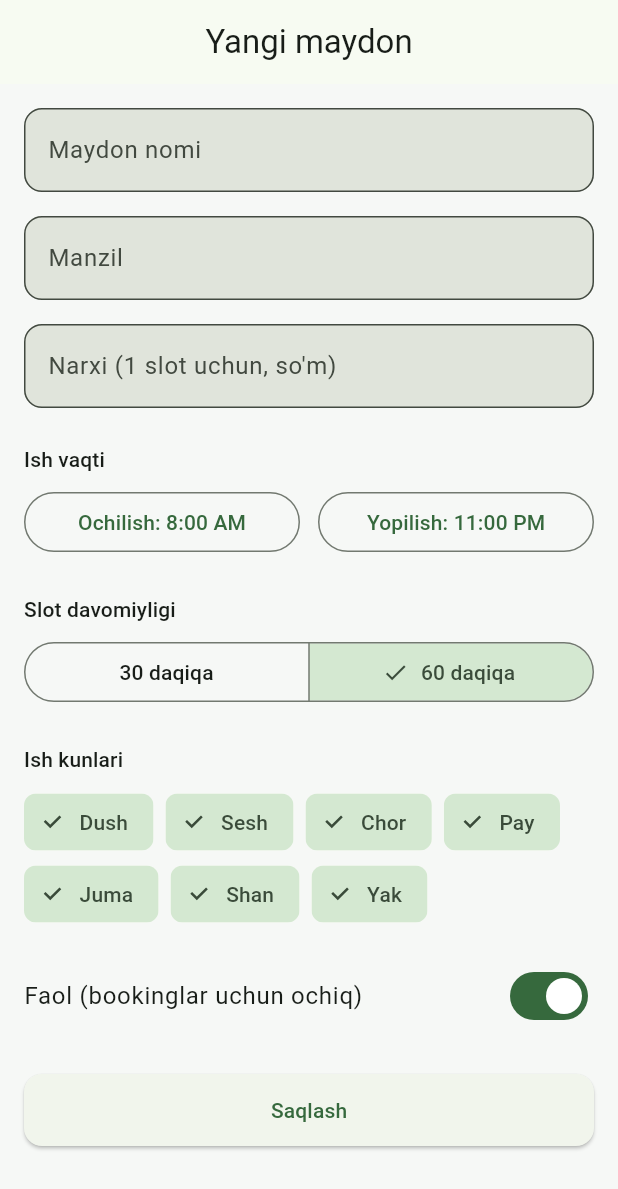
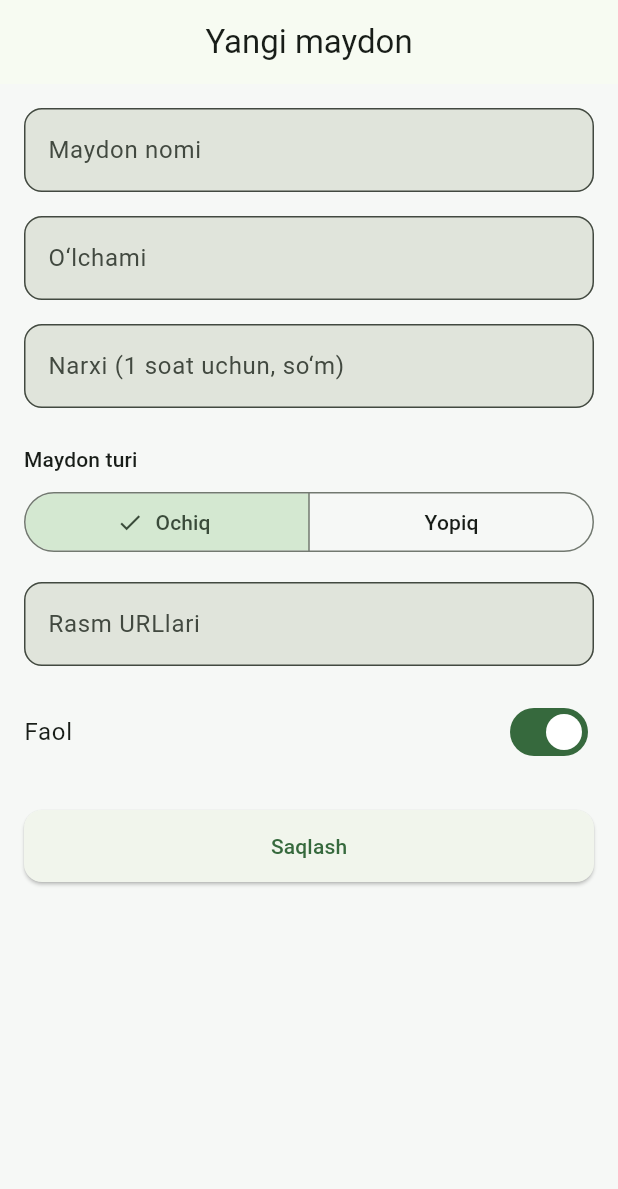
Before and after one commit to Kamoliddinmirzaboyev05/gobron, a Flutter app: the FieldFormScreen screen opened by its route, on a phone screen of 412 x 824 dp. Shown: the top 1189 px of the screen. Run offline on Flutter 3.47's test engine with Material 3 defaults, Android fonts, the phone set to English and light mode, and no system bars; our stand-ins replace dio, flutter_dotenv, flutter_riverpod, flutter_secure_storage, go_router; accounts and stored records are empty.

Commit message:
feat: build field owner admin UI

```diff
--- a/gobron-flutter-admin/lib/features/fields/presentation/field_form_screen.dart
+++ b/gobron-flutter-admin/lib/features/fields/presentation/field_form_screen.dart
@@ -4,9 +4,6 @@ import 'package:flutter_riverpod/flutter_riverpod.dart';
 import '../fields_controller.dart';
 import '../models/field.dart';
 
-/// Create/edit form for a field's profile and scheduling config
-/// (opening/closing time, slot duration, working days) — drives the
-/// backend's Slot Generation Engine.
 class FieldFormScreen extends ConsumerStatefulWidget {
   const FieldFormScreen({super.key, this.field});
 
@@ -19,12 +16,10 @@ class FieldFormScreen extends ConsumerStatefulWidget {
 class _FieldFormScreenState extends ConsumerState<FieldFormScreen> {
   final _formKey = GlobalKey<FormState>();
   late final TextEditingController _nameController;
-  late final TextEditingController _addressController;
   late final TextEditingController _priceController;
-  late TimeOfDay _opening;
-  late TimeOfDay _closing;
-  late int _slotDuration;
-  late Set<int> _workingDays;
+  late final TextEditingController _sizeController;
+  late final TextEditingController _imagesController;
+  late String _surfaceType;
   late bool _isActive;
   bool _saving = false;
 
@@ -35,49 +30,39 @@ class _FieldFormScreenState extends ConsumerState<FieldFormScreen> {
     super.initState();
     final f = widget.field;
     _nameController = TextEditingController(text: f?.name ?? '');
-    _addressController = TextEditingController(text: f?.address ?? '');
-    _priceController = TextEditingController(text: f?.pricePerSlot.toStringAsFixed(0) ?? '');
-    _opening = f?.openingTime ?? const TimeOfDay(hour: 8, minute: 0);
-    _closing = f?.closingTime ?? const TimeOfDay(hour: 23, minute: 0);
-    _slotDuration = f?.slotDuration ?? 60;
-    _workingDays = (f?.workingDays ?? const [0, 1, 2, 3, 4, 5, 6]).toSet();
+    _priceController = TextEditingController(
+      text: f?.pricePerHour.toStringAsFixed(0) ?? '',
+    );
+    _sizeController = TextEditingController(text: f?.size ?? '');
+    _imagesController = TextEditingController(text: f?.images.join(', ') ?? '');
+    _surfaceType = f?.surfaceType ?? 'open';
     _isActive = f?.isActive ?? true;
   }
 
   @override
   void dispose() {
     _nameController.dispose();
-    _addressController.dispose();
     _priceController.dispose();
+    _sizeController.dispose();
+    _imagesController.dispose();
     super.dispose();
-  }
-
-  Future<void> _pickTime(bool isOpening) async {
-    final picked = await showTimePicker(
-      context: context,
-      initialTime: isOpening ? _opening : _closing,
-    );
-    if (picked == null) return;
-    setState(() => isOpening ? _opening = picked : _closing = picked);
   }
 
   Future<void> _submit() async {
     if (!_formKey.currentState!.validate()) return;
-    if (_workingDays.isEmpty) {
-      ScaffoldMessenger.of(context)
-          .showSnackBar(const SnackBar(content: Text('Kamida bitta ish kunini tanlang')));
-      return;
-    }
-
     final field = Field(
       id: widget.field?.id,
       name: _nameController.text.trim(),
-      address: _addressController.text.trim().isEmpty ? null : _addressController.text.trim(),
-      openingTime: _opening,
-      closingTime: _closing,
-      slotDuration: _slotDuration,
-      workingDays: _workingDays.toList()..sort(),
-      pricePerSlot: double.parse(_priceController.text.trim()),
+      size: _sizeController.text.trim().isEmpty
+          ? null
+          : _sizeController.text.trim(),
+      surfaceType: _surfaceType,
+      pricePerHour: double.parse(_priceController.text.trim()),
+      images: _imagesController.text
+          .split(',')
+          .map((s) => s.trim())
+          .where((s) => s.isNotEmpty)
+          .toList(),
       peakPriceMultiplier: widget.field?.peakPriceMultiplier ?? 1.0,
       isActive: _isActive,
     );
@@ -85,14 +70,18 @@ class _FieldFormScreenState extends ConsumerState<FieldFormScreen> {
     setState(() => _saving = true);
     try {
       if (_isEditing) {
-        await ref.read(fieldsControllerProvider.notifier).updateField(widget.field!.id!, field);
+        await ref
+            .read(fieldsControllerProvider.notifier)
+            .updateField(widget.field!.id!, field);
       } else {
         await ref.read(fieldsControllerProvider.notifier).create(field);
       }
       if (mounted) Navigator.of(context).pop();
     } catch (e) {
       if (mounted) {
-        ScaffoldMessenger.of(context).showSnackBar(SnackBar(content: Text('Xatolik: $e')));
+        ScaffoldMessenger.of(
+          context,
+        ).showSnackBar(SnackBar(content: Text('Xatolik: $e')));
       }
     } finally {
       if (mounted) setState(() => _saving = false);
@@ -102,7 +91,9 @@ class _FieldFormScreenState extends ConsumerState<FieldFormScreen> {
   @override
   Widget build(BuildContext context) {
     return Scaffold(
-      appBar: AppBar(title: Text(_isEditing ? 'Maydonni tahrirlash' : 'Yangi maydon')),
+      appBar: AppBar(
+        title: Text(_isEditing ? 'Maydonni tahrirlash' : 'Yangi maydon'),
+      ),
       body: Form(
         key: _formKey,
         child: ListView(
@@ -111,78 +102,54 @@ class _FieldFormScreenState extends ConsumerState<FieldFormScreen> {
             TextFormField(
               controller: _nameController,
               decoration: const InputDecoration(labelText: 'Maydon nomi'),
-              validator: (v) => (v == null || v.trim().isEmpty) ? 'Nomini kiriting' : null,
+              validator: (v) =>
+                  (v == null || v.trim().isEmpty) ? 'Nomini kiriting' : null,
             ),
             const SizedBox(height: 16),
             TextFormField(
-              controller: _addressController,
-              decoration: const InputDecoration(labelText: 'Manzil'),
+              controller: _sizeController,
+              decoration: const InputDecoration(
+                labelText: 'O‘lchami',
+                hintText: '20x30',
+              ),
             ),
             const SizedBox(height: 16),
             TextFormField(
               controller: _priceController,
               keyboardType: TextInputType.number,
-              decoration: const InputDecoration(labelText: 'Narxi (1 slot uchun, so\'m)'),
+              decoration: const InputDecoration(
+                labelText: 'Narxi (1 soat uchun, so‘m)',
+              ),
               validator: (v) {
                 if (v == null || v.trim().isEmpty) return 'Narxini kiriting';
-                return double.tryParse(v.trim()) == null ? 'Raqam kiriting' : null;
+                return double.tryParse(v.trim()) == null
+                    ? 'Raqam kiriting'
+                    : null;
               },
             ),
             const SizedBox(height: 24),
-            Text('Ish vaqti', style: Theme.of(context).textTheme.titleSmall),
+            Text('Maydon turi', style: Theme.of(context).textTheme.titleSmall),
             const SizedBox(height: 8),
-            Row(
-              children: [
-                Expanded(
-                  child: OutlinedButton(
-                    onPressed: () => _pickTime(true),
-                    child: Text('Ochilish: ${_opening.format(context)}'),
-                  ),
-                ),
-                const SizedBox(width: 12),
-                Expanded(
-                  child: OutlinedButton(
-                    onPressed: () => _pickTime(false),
-                    child: Text('Yopilish: ${_closing.format(context)}'),
-                  ),
-                ),
+            SegmentedButton<String>(
+              segments: const [
+                ButtonSegment(value: 'open', label: Text('Ochiq')),
+                ButtonSegment(value: 'covered', label: Text('Yopiq')),
               ],
+              selected: {_surfaceType},
+              onSelectionChanged: (s) => setState(() => _surfaceType = s.first),
             ),
-            const SizedBox(height: 24),
-            Text('Slot davomiyligi', style: Theme.of(context).textTheme.titleSmall),
-            const SizedBox(height: 8),
-            SegmentedButton<int>(
-              segments: const [
-                ButtonSegment(value: 30, label: Text('30 daqiqa')),
-                ButtonSegment(value: 60, label: Text('60 daqiqa')),
-              ],
-              selected: {_slotDuration},
-              onSelectionChanged: (s) => setState(() => _slotDuration = s.first),
-            ),
-            const SizedBox(height: 24),
-            Text('Ish kunlari', style: Theme.of(context).textTheme.titleSmall),
-            const SizedBox(height: 8),
-            Wrap(
-              spacing: 8,
-              children: List.generate(7, (i) {
-                final selected = _workingDays.contains(i);
-                return FilterChip(
-                  label: Text(weekdayLabels[i]),
-                  selected: selected,
-                  onSelected: (v) => setState(() {
-                    if (v) {
-                      _workingDays.add(i);
-                    } else {
-                      _workingDays.remove(i);
-                    }
-                  }),
-                );
-              }),
+            const SizedBox(height: 16),
+            TextFormField(
+              controller: _imagesController,
+              decoration: const InputDecoration(
+                labelText: 'Rasm URLlari',
+                hintText: 'https://... , https://...',
+              ),
             ),
             const SizedBox(height: 16),
             SwitchListTile(
               contentPadding: EdgeInsets.zero,
-              title: const Text('Faol (bookinglar uchun ochiq)'),
+              title: const Text('Faol'),
               value: _isActive,
               onChanged: (v) => setState(() => _isActive = v),
             ),
@@ -191,7 +158,10 @@ class _FieldFormScreenState extends ConsumerState<FieldFormScreen> {
               onPressed: _saving ? null : _submit,
               child: _saving
                   ? const SizedBox(
-                      height: 20, width: 20, child: CircularProgressIndicator(strokeWidth: 2))
+                      height: 20,
+                      width: 20,
+                      child: CircularProgressIndicator(strokeWidth: 2),
+                    )
                   : const Text('Saqlash'),
             ),
           ],
--- a/gobron-flutter-admin/lib/features/fields/presentation/fields_list_screen.dart
+++ b/gobron-flutter-admin/lib/features/fields/presentation/fields_list_screen.dart
@@ -26,14 +26,19 @@ class FieldsListScreen extends ConsumerWidget {
         onRefresh: () => ref.read(fieldsControllerProvider.notifier).refresh(),
         child: fieldsAsync.when(
           loading: () => const Center(child: CircularProgressIndicator()),
-          error: (e, _) => ListView(children: [Center(child: Text('Xatolik: $e'))]),
+          error: (e, _) =>
+              ListView(children: [Center(child: Text('Xatolik: $e'))]),
           data: (fields) {
             if (fields.isEmpty) {
               return ListView(
                 children: const [
                   Padding(
                     padding: EdgeInsets.all(32),
-                    child: Center(child: Text('Hali maydon qo\'shilmagan. + tugmasini bosing.')),
+                    child: Center(
+                      child: Text(
+                        'Hali maydon qo\'shilmagan. + tugmasini bosing.',
+                      ),
+                    ),
                   ),
                 ],
               );
@@ -61,7 +66,7 @@ class _FieldCard extends StatelessWidget {
     return Card(
       child: InkWell(
         borderRadius: BorderRadius.circular(16),
-        onTap: () => context.push('/fields/slots', extra: field),
+        onTap: () => context.push('/fields/edit', extra: field),
         child: Padding(
           padding: const EdgeInsets.all(16),
           child: Row(
@@ -73,24 +78,30 @@ class _FieldCard extends StatelessWidget {
                     Row(
                       children: [
                         Expanded(
-                          child: Text(field.name, style: Theme.of(context).textTheme.titleMedium),
+                          child: Text(
+                            field.name,
+                            style: Theme.of(context).textTheme.titleMedium,
+                          ),
                         ),
                         if (!field.isActive)
                           const Chip(
-                            label: Text('O\'chirilgan', style: TextStyle(fontSize: 11)),
+                            label: Text(
+                              'O\'chirilgan',
+                              style: TextStyle(fontSize: 11),
+                            ),
                             visualDensity: VisualDensity.compact,
                           ),
                       ],
                     ),
                     const SizedBox(height: 4),
                     Text(
-                      '${field.openingTime.format(context)} - ${field.closingTime.format(context)} · '
-                      '${field.slotDuration} daqiqa',
+                      '${field.size ?? 'O‘lcham kiritilmagan'} · '
+                      '${field.surfaceType == 'covered' ? 'Yopiq' : 'Ochiq'}',
                       style: Theme.of(context).textTheme.bodySmall,
                     ),
                     const SizedBox(height: 2),
                     Text(
-                      '${field.pricePerSlot.toStringAsFixed(0)} so\'m / slot',
+                      '${field.pricePerHour.toStringAsFixed(0)} so‘m / soat',
                       style: Theme.of(context).textTheme.bodySmall,
                     ),
                   ],
```
Also changed, not shown: gobron-flutter-admin/lib/core/routing/app_router.dart (+2 -6 lines), gobron-flutter-admin/lib/features/manual_bookings/presentation/manual_booking_sheet.dart (added, +230 -0 lines), gobron-flutter-admin/lib/features/stats/presentation/stats_screen.dart (+71 -43 lines), gobron-flutter-admin/lib/features/venue/presentation/venue_settings_screen.dart (added, +186 -0 lines), gobron-flutter-admin/lib/shell/home_shell.dart (+18 -5 lines).
